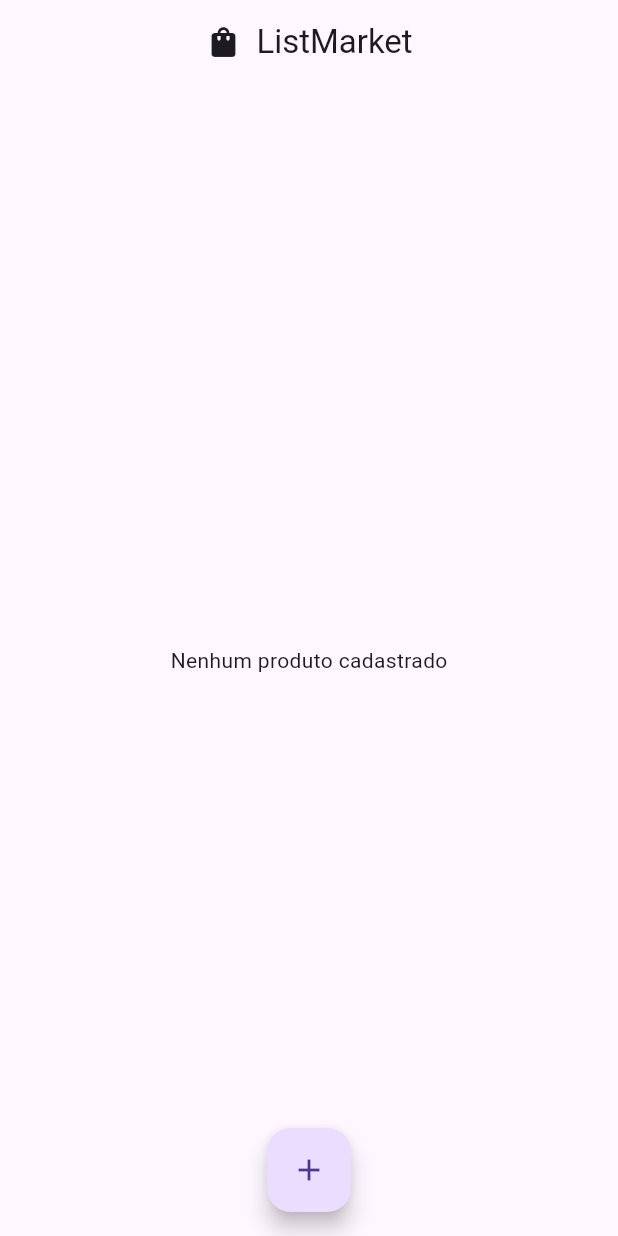
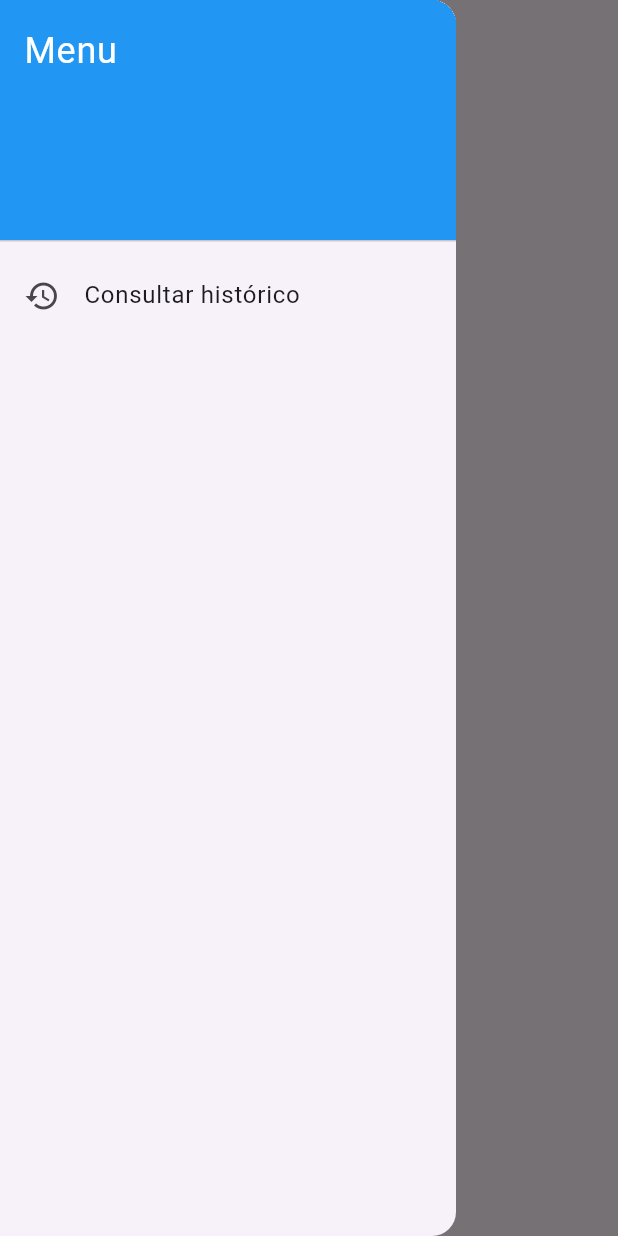
Before and after one commit to Aninhak22/listadecompras, a Flutter app: the screen it shows after launch, with the side drawer open (before the commit the screen has no drawer), on a phone screen of 412 x 824 dp. Run offline on Flutter 3.47's test engine with Material 3 defaults, Android fonts, the phone set to English and light mode, and no system bars; our stand-ins replace sqflite_common_ffi; accounts and stored records are empty.

Commit message:
Página de histórico

```diff
--- a/listmarket/lib/main.dart
+++ b/listmarket/lib/main.dart
@@ -1,4 +1,5 @@
 import 'package:flutter/material.dart';
+import 'package:listmarket/screens/historico.dart';
 import 'package:sqflite_common_ffi/sqflite_ffi.dart';
 import 'screens/tela_inicial.dart';
 
@@ -16,6 +17,9 @@ class MeuApp extends StatelessWidget {
         primarySwatch: Colors.blue,
       ),
       home: TelaInicial(),
+      routes: {
+        '/historico': (context) => TelaHistorico(),
+      },
     );
   }
 }
--- a/listmarket/lib/screens/tela_inicial.dart
+++ b/listmarket/lib/screens/tela_inicial.dart
@@ -18,7 +18,7 @@ class _TelaInicialEstado extends State<TelaInicial> {
   @override
   void initState() {
     super.initState();
-    _carregarProdutos(); // Carrega os produtos ao iniciar a tela
+    _carregarProdutos();
   }
 
   Future<void> _carregarProdutos() async {
@@ -31,12 +31,12 @@ class _TelaInicialEstado extends State<TelaInicial> {
   Future<void> _adicionarProduto(String nome) async {
     final novoProduto = Produto(nome: nome);
     await BancoDados.instance.inserirProduto(novoProduto);
-    _carregarProdutos(); // Recarrega os produtos após adicionar um novo
+    _carregarProdutos();
   }
 
   Future<void> _excluirProduto(Produto produto) async {
     await BancoDados.instance.excluirProduto(produto.id!);
-    _carregarProdutos(); // Recarrega os produtos após excluir
+    _carregarProdutos();
   }
 
   void _mostrarDialogoAdicionarProduto() {
@@ -82,6 +82,33 @@ class _TelaInicialEstado extends State<TelaInicial> {
         ),
         centerTitle: true,
       ),
+      drawer: Drawer(
+        child: ListView(
+          padding: EdgeInsets.zero,
+          children: <Widget>[
+            DrawerHeader(
+              decoration: BoxDecoration(
+                color: Colors.blue,
+              ),
+              child: Text(
+                'Menu',
+                style: TextStyle(
+                  color: Colors.white,
+                  fontSize: 24,
+                ),
+              ),
+            ),
+            ListTile(
+              leading: Icon(Icons.history),
+              title: Text('Consultar histórico'),
+              onTap: () {
+                Navigator.of(context).pop();
+                Navigator.of(context).pushNamed('/historico');
+              },
+            ),
+          ],
+        ),
+      ),
       body: Center(
         child: produtos.isEmpty
             ? Text('Nenhum produto cadastrado')
--- a/listmarket/pubspec.yaml
+++ b/listmarket/pubspec.yaml
@@ -30,13 +30,14 @@ environment:
 dependencies:
   flutter:
     sdk: flutter
-
+  path_provider: ^2.0.11
+  table_calendar: ^3.0.0
 
   # The following adds the Cupertino Icons font to your application.
   # Use with the CupertinoIcons class for iOS style icons.
   cupertino_icons: ^1.0.6
   path:
-  sqflite:
+  sqflite: ^2.2.5
   sqflite_common_ffi: ^2.2.5
 
 dev_dependencies:
```
Also changed, not shown: listmarket/lib/screens/historico.dart (added, +19 -0 lines), listmarket/lib/services/banco_dados.dart (line endings or trailing spaces), listmarket/lib/widgets/produto_lista.dart (line endings or trailing spaces), listmarket/pubspec.lock, 1 other file.
